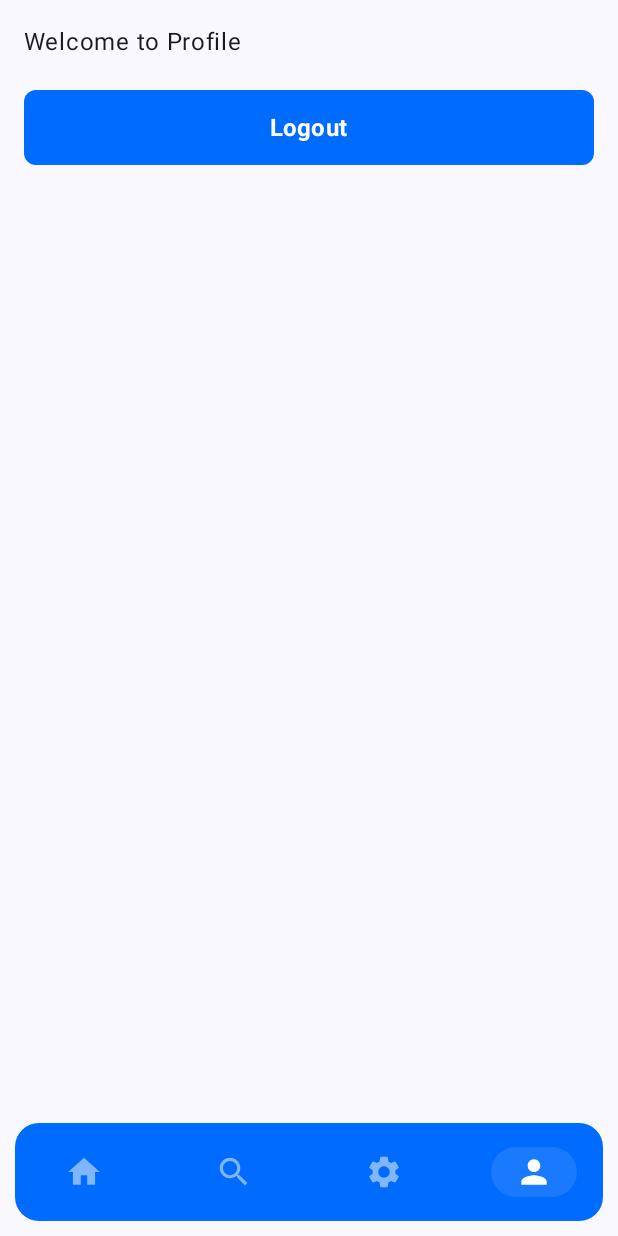
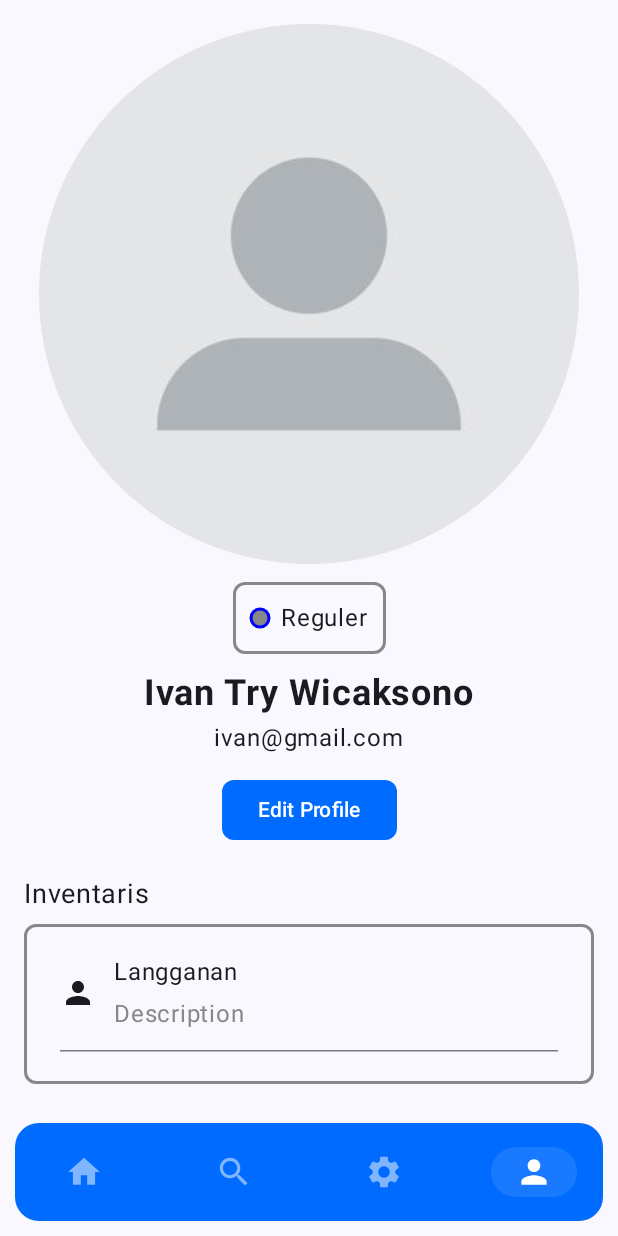
Before and after one commit to HandLips/HandLips, an Android app built with Jetpack Compose: the ProfileScreen screen opened through its navigation route, on a phone screen of 412 x 824 dp. Run offline under Robolectric (Android 15) with nearby library versions, the phone set to English and light mode, and no system bars; our stand-ins replace Dagger/Hilt's generated code, Firebase (no records; nobody signed in at launch, a user with empty details on screens opened directly); libraries missing offline, so code that uses them is left out: com.google.android.play; pictures from the network do not load.

Commit message:
feat: Profile Screen UI

```diff
--- a/app/src/main/java/id/handlips/views/profile/ProfileScreen.kt
+++ b/app/src/main/java/id/handlips/views/profile/ProfileScreen.kt
@@ -1,41 +1,172 @@
 package id.handlips.views.profile
-
-import android.util.Log
+import androidx.compose.foundation.Canvas
+import androidx.compose.foundation.Image
+import androidx.compose.foundation.background
+import androidx.compose.foundation.border
 import androidx.compose.foundation.layout.Arrangement
 import androidx.compose.foundation.layout.Column
+import androidx.compose.foundation.layout.ColumnScope
+import androidx.compose.foundation.layout.Row
+import androidx.compose.foundation.layout.Spacer
 import androidx.compose.foundation.layout.fillMaxSize
+import androidx.compose.foundation.layout.fillMaxWidth
+import androidx.compose.foundation.layout.height
 import androidx.compose.foundation.layout.padding
+import androidx.compose.foundation.layout.size
+import androidx.compose.foundation.layout.width
+import androidx.compose.foundation.shape.CircleShape
+import androidx.compose.foundation.shape.RoundedCornerShape
+import androidx.compose.material.icons.Icons
+import androidx.compose.material.icons.filled.Person
+import androidx.compose.material3.Button
+import androidx.compose.material3.ButtonDefaults
+import androidx.compose.material3.HorizontalDivider
+import androidx.compose.material3.Icon
 import androidx.compose.material3.Scaffold
+import androidx.compose.material3.Surface
 import androidx.compose.material3.Text
 import androidx.compose.runtime.Composable
 import androidx.compose.ui.Alignment
 import androidx.compose.ui.Modifier
+import androidx.compose.ui.draw.clip
+import androidx.compose.ui.graphics.Color
+import id.handlips.ui.theme.Blue
+import androidx.compose.ui.graphics.drawscope.Stroke
+import androidx.compose.ui.res.painterResource
+import androidx.compose.ui.text.font.FontWeight
+import androidx.compose.ui.tooling.preview.Preview
 import androidx.compose.ui.unit.dp
-import androidx.hilt.navigation.compose.hiltViewModel
+import androidx.compose.ui.unit.sp
+// import androidx.hilt.navigation.compose.hiltViewModel
 import id.handlips.component.button.LongButton
+import id.handlips.R
 
 @Composable
-fun ProfileScreen(modifier: Modifier = Modifier, onClickLogout: () -> Unit,viewModel: ProfileViewModel = hiltViewModel()) {
-    Scaffold (modifier = modifier.fillMaxSize()){ paddingValues ->
+fun ProfileScreen(
+    modifier: Modifier = Modifier,
+    onClickLogout: () -> Unit,
+//    viewModel: ProfileViewModel = hiltViewModel()
+) {
+    Scaffold(modifier = modifier.fillMaxSize()) { paddingValues ->
         Column(
-            modifier = Modifier
-                .fillMaxSize()
-                .padding(paddingValues)
-                .padding(16.dp),
+            modifier =
+                Modifier
+                    .fillMaxSize()
+                    .padding(paddingValues)
+                    .padding(16.dp),
             verticalArrangement = Arrangement.Top,
-            horizontalAlignment = Alignment.Start
+            horizontalAlignment = Alignment.CenterHorizontally,
         ) {
-            Text(text = "Welcome to Profile")
-            LongButton(
-                onClick = {
-                    Log.d("Logout", "Logout: ${viewModel.logout()}")
-                    if (viewModel.logout()){
-                        onClickLogout()
+            Image(
+                painter = painterResource(R.drawable.profile),
+                contentDescription = "Profile Photo",
+                modifier = Modifier.clip(shape = CircleShape),
+            )
+            Spacer(Modifier.height(12.dp))
+            Row(
+                modifier =
+                    Modifier
+                        .border(width = 2.dp, color = Color.Gray, shape = RoundedCornerShape(8.dp))
+                        .padding(12.dp),
+                verticalAlignment = Alignment.CenterVertically,
+            ) {
+                Canvas(modifier = Modifier.size(12.dp)) {
+                    drawCircle(color = Color.Gray)
+                    drawCircle(color = Color.Blue, style = Stroke(width = 3f))
+                }
+                Spacer(Modifier.width(8.dp))
+                Text("Reguler")
+            }
+            Spacer(Modifier.height(12.dp))
+            Text("Ivan Try Wicaksono", fontSize = 24.sp, fontWeight = FontWeight.Bold)
+            Spacer(Modifier.height(4.dp))
+            Text("ivan@gmail.com")
+            Spacer(Modifier.height(12.dp))
+            Button(
+                shape = RoundedCornerShape(8.dp),
+                onClick = { null },
+                colors = ButtonDefaults.buttonColors(containerColor = Blue, contentColor = Color.White),
+            ) { Text("Edit Profile") }
 
-                    }
-                },
-                text = "Logout"
-            )
+            Section("Inventaris") {
+                SectionItem("Langganan", "Description")
+                SectionItem("Customer Service", "Description")
+                SectionItem("Guide", "Description", false)
+            }
+
+            Section("Pengaturan") {
+                SectionItem("Ganti Password", "Description")
+                SectionItem("Log Out", "", false)
+            }
+
+//            LongButton(
+//                onClick = {
+//                    Log.d("Logout", "Logout: ${viewModel.logout()}")
+//                    if (viewModel.logout()){
+//                        onClickLogout()
+//
+//                    }
+//                },
+//                text = "Logout",
+//            )
         }
     }
 }
+
+@Preview
+@Composable
+private fun ProfilePreview() {
+    ProfileScreen(onClickLogout = { null })
+}
+
+@Composable
+fun Section(
+    title: String,
+    content: @Composable ColumnScope.() -> Unit,
+) {
+    Column(modifier = Modifier.padding(top = 12.dp)) {
+        Text(text = title, modifier = Modifier.padding(vertical = 8.dp), fontSize = 18.sp)
+        Column(
+            modifier =
+                Modifier
+                    .fillMaxWidth()
+                    .border(width = 2.dp, color = Color.Gray, shape = RoundedCornerShape(8.dp))
+                    .padding(vertical = 8.dp),
+        ) {
+            content()
+        }
+    }
+}
+
+@Composable
+fun SectionItem(
+    title: String,
+    description: String,
+    divider: Boolean = true,
+) {
+    Surface(onClick = { null }) {
+        Column {
+            Row(
+                modifier =
+                    Modifier
+                        .fillMaxWidth()
+                        .padding(horizontal = 24.dp, vertical = 12.dp),
+                verticalAlignment = Alignment.CenterVertically,
+            ) {
+                Icon(Icons.Default.Person, contentDescription = "Person")
+                Spacer(Modifier.width(12.dp))
+                Column {
+                    Text(title)
+                    if (description.isNotBlank()) {
+                        Spacer(Modifier.height(4.dp))
+                        Text(description, color = Color.Gray)
+                    }
+                }
+            }
+
+            if (divider) {
+                HorizontalDivider(modifier = Modifier.padding(horizontal = 24.dp))
+            }
+        }
+    }
+}
```
Also changed, not shown: app/src/main/java/id/handlips/component/button/LongButton.kt (+12 -8 lines), app/src/main/java/id/handlips/data/repository/AuthRepository.kt (+24 -16 lines), app/src/main/java/id/handlips/di/MainModule.kt (+12 -21 lines), app/src/main/java/id/handlips/navigation/graphs/BottomNavGraph.kt (+5 -13 lines), app/src/main/java/id/handlips/views/profile/ProfileViewModel.kt (+12 -10 lines), app/src/main/res/drawable/profile.jpg (added), build.gradle.kts (line endings or trailing spaces).
